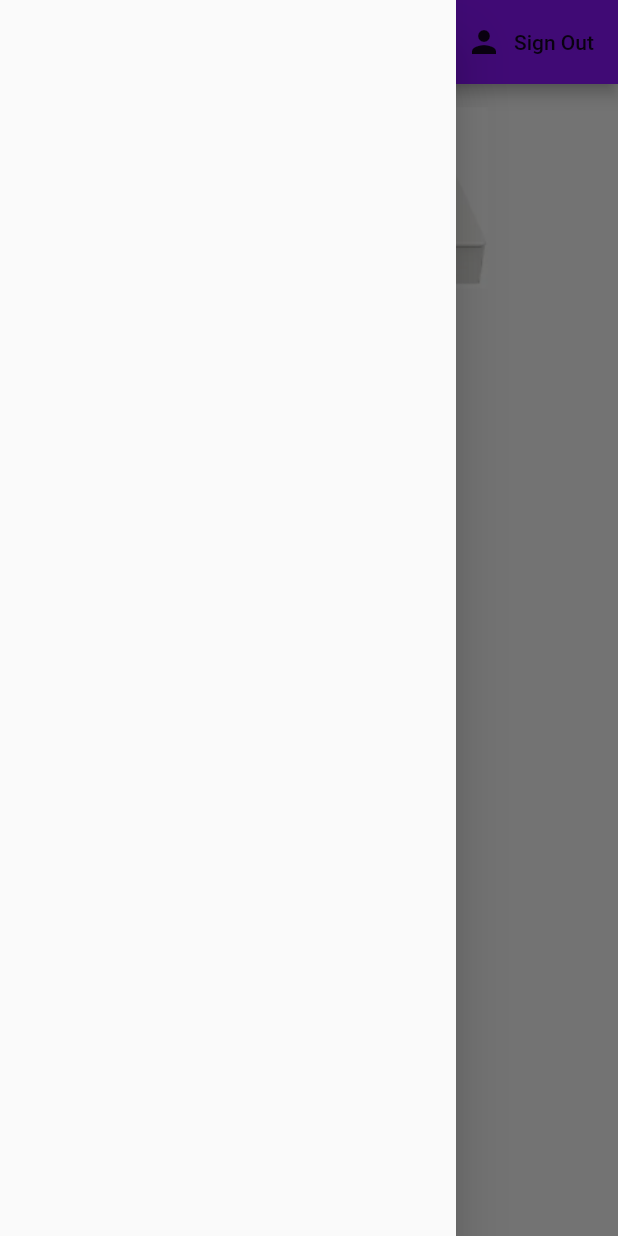
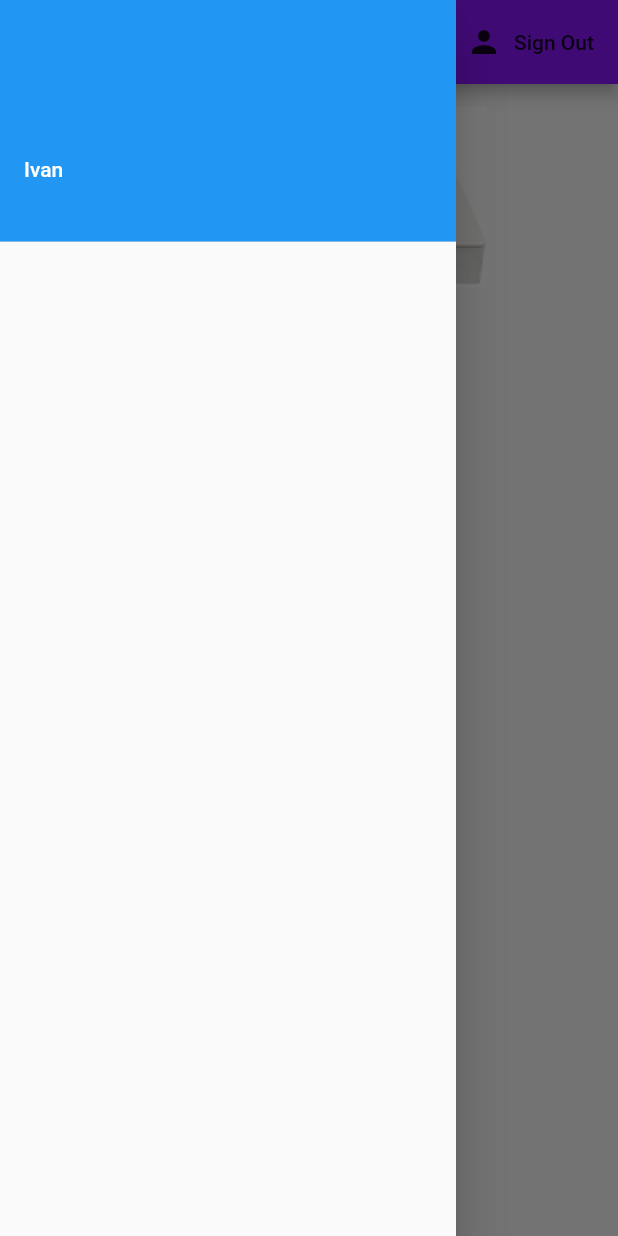
Before and after one commit to 0xivanov/pocket-piano, a Flutter app: the screen it shows once a user with an empty profile is signed in, in the side drawer, after a tap on "Keyboard", on a phone screen of 412 x 824 dp. Run offline on Flutter 3.47's test engine with Material 2 defaults, Android fonts, the phone set to English and light mode, and no system bars; our stand-ins replace circular_check_box, firebase_auth; accounts and stored records are empty.

Commit message:
important change

```diff
--- a/pocket_piano/lib/Models/User.dart
+++ b/pocket_piano/lib/Models/User.dart
@@ -1,6 +1,7 @@
 class User {
 
   final String uid;
+  final String email;
 
-  User ({this.uid});
+  User ({this.uid, this.email});
 }
--- a/pocket_piano/lib/Screens/Authenticate/Login.dart
+++ b/pocket_piano/lib/Screens/Authenticate/Login.dart
@@ -138,7 +138,7 @@ class _LoginState extends State<Login> {
                         )
                       ),
                     ),
-                    SizedBox(height: 20.0),
+                    SizedBox(height: 16.0),
                     TextFormField(
                       obscureText: true,
                       style: TextStyle(
@@ -224,7 +224,6 @@ class _LoginState extends State<Login> {
                           if(rememberMe){
                             _email.email = email;
                           } else{
-                            print(email);
                             _email.email = null;
                           }
                           if(result == null){
--- a/pocket_piano/lib/Screens/Authenticate/SignUp.dart
+++ b/pocket_piano/lib/Screens/Authenticate/SignUp.dart
@@ -132,7 +132,7 @@ class _SingUpState extends State<SingUp> {
                         )
                       ),
                     ),
-                    SizedBox(height: 20.0),
+                    SizedBox(height: 16.0),
                     TextFormField(
                       obscureText: true,
                       style: TextStyle(
--- a/pocket_piano/lib/Screens/Home/Home.dart
+++ b/pocket_piano/lib/Screens/Home/Home.dart
@@ -1,4 +1,5 @@
 import 'package:flutter/material.dart';
+import 'package:pocket_piano/Screens/Authenticate/Login.dart';
 import 'package:pocket_piano/services/auth.dart';
 
 class Home extends StatefulWidget {
@@ -6,16 +7,37 @@ class Home extends StatefulWidget {
   _HomeState createState() => _HomeState();
 }
 
-class _HomeState extends State<Home> {
-  AuthService _auth = AuthService();
+class _HomeState extends State<Home>{
+  static AuthService _auth = AuthService();
+  static Future<String> test() async {
+    dynamic result = await _auth.getUserState();
+    print(result.email);
+    return result.email;
+  }
+
   //text field for state objects
   final GlobalKey<ScaffoldState> _scaffoldKey = new GlobalKey<ScaffoldState>();
+
 
   @override
   Widget build(BuildContext context) {
     return Scaffold(
       key: _scaffoldKey,
-      drawer: Drawer(),
+        drawer: Drawer(
+        child: ListView(
+          children: <Widget>[
+            UserAccountsDrawerHeader(
+              accountName: Text("Ivan"),
+              accountEmail:FutureBuilder<String>(
+                  future: test(),
+                  builder: (context,snapshot) {
+                    return new Text(snapshot.data);
+                  },
+                ),
+            )
+          ],
+        ),
+      ),
       appBar: AppBar(
         title: Text("Pocket Piano"),
         backgroundColor: Color(0xff8B16FF),
@@ -42,7 +64,9 @@ class _HomeState extends State<Home> {
               width: 300.0,
               padding: EdgeInsets.all(15.0),
               child: FlatButton(
-                onPressed: () {},
+                onPressed: () async {
+                  print(await test());
+                },
                 child: Column(
                   children: <Widget>[
                     Image(image: AssetImage('assets/piano.png')),
--- a/pocket_piano/lib/Screens/Wrapper.dart
+++ b/pocket_piano/lib/Screens/Wrapper.dart
@@ -3,6 +3,7 @@ import 'package:pocket_piano/Models/User.dart';
 import 'package:pocket_piano/Screens/Authenticate/Login.dart';
 import 'package:pocket_piano/Screens/Home/Home.dart';
 import 'package:provider/provider.dart';
+
 class Wrapper extends StatelessWidget {
   @override
   Widget build(BuildContext context) {
--- a/pocket_piano/lib/services/auth.dart
+++ b/pocket_piano/lib/services/auth.dart
@@ -7,7 +7,7 @@ class AuthService {
 
   //create user obj based on FirebaseUser
   User _userFromFirebaseUser(FirebaseUser user) {
-    return user != null ? User(uid: user.uid) : null;
+    return user != null ? User(uid: user.uid, email: user.email) : null;
   }
 
   //auth change user stream
@@ -61,4 +61,15 @@ class AuthService {
       return null;
     }
   }
+
+
+    Future getUserState() async {
+    try {
+      FirebaseUser user = await _auth.currentUser();
+      return _userFromFirebaseUser(user);
+    } catch(e) {
+      print(e.toString());
+      return null;
+    }
+  }
 }
```
Also changed, not shown: pocket_piano/pubspec.lock, 2 other files.
